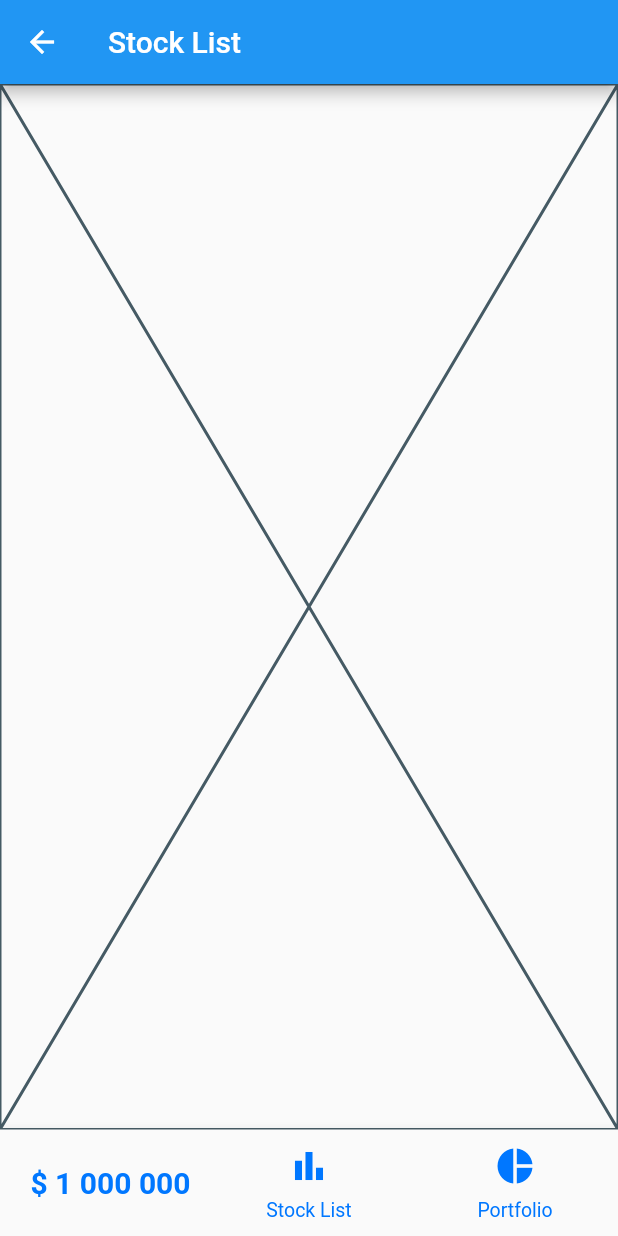
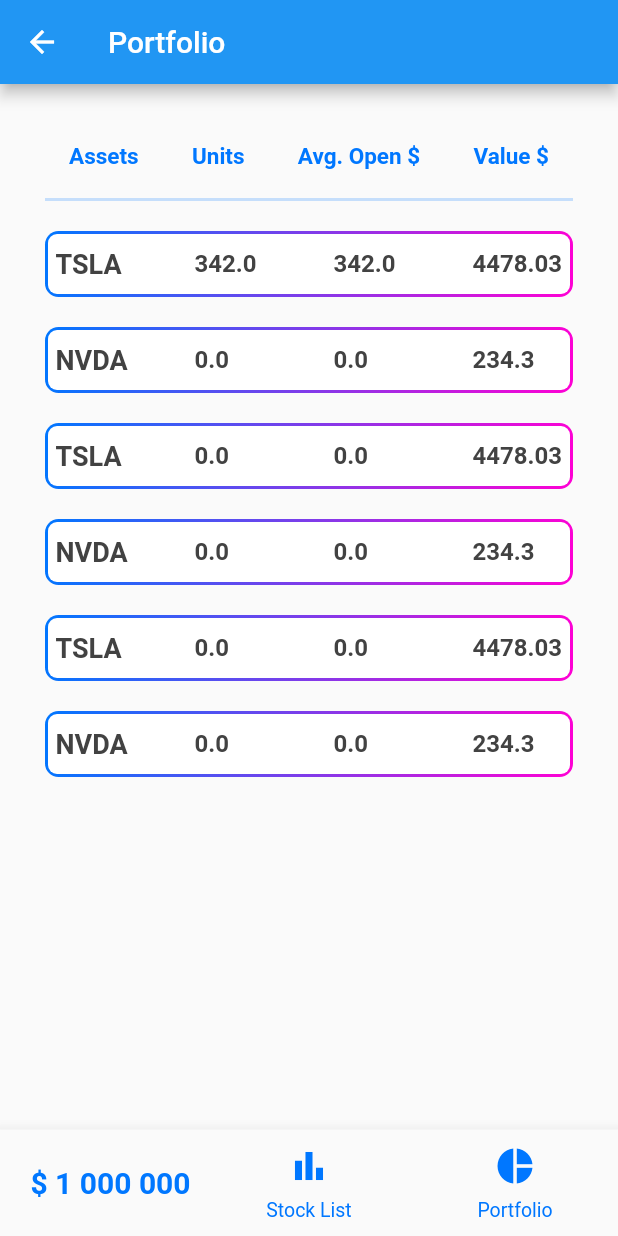
Before and after one commit to gukkame/stock-market-simulator, a Flutter app: the PortfolioPage screen opened by its route, on a phone screen of 412 x 824 dp. Run offline on Flutter 3.47's test engine with Material 2 defaults, Android fonts, the phone set to English and light mode, and no system bars; our stand-ins replace cloud_firestore, firebase_auth, firebase_core; accounts and stored records are empty; network calls fail.

Commit message:
finished portfolio page, with title and displaying dummy data

```diff
--- /dev/null
+++ b/stock_market/lib/components/stock_portfolio_field.dart
@@ -0,0 +1,87 @@
+import 'package:flutter/material.dart';
+
+import '../utils/colors.dart';
+import 'container.dart';
+
+class StockPortfolioField extends StatefulWidget {
+  StockPortfolioField({
+    super.key,
+    required this.companyTitle,
+    required this.amount,
+    required this.sellPrice,
+  });
+  String companyTitle;
+  double amount;
+  double sellPrice;
+  @override
+  State<StockPortfolioField> createState() => _StockFieldState();
+}
+
+//On StockList page and porfolio page
+//On Porfolio, I have company price, units bought, value
+//on StockList I have company, Buy, Sell buttons, on top of them are price at sell, at buy
+
+class _StockFieldState extends State<StockPortfolioField> {
+  @override
+  Widget build(BuildContext context) {
+    return Column(
+      children: [
+        const SizedBox(
+          height: 20,
+        ),
+        RoundedGradientContainer(
+          borderSize: 2,
+          child: Padding(
+              padding: const EdgeInsets.fromLTRB(5, 0, 5, 0),
+              child: Row(
+                crossAxisAlignment: CrossAxisAlignment.center,
+                mainAxisAlignment: MainAxisAlignment.spaceBetween,
+                children: [
+
+                  _textStyle(widget.companyTitle, 18),
+
+                  _textStyle(widget.amount.toString(),16),
+                  _textStyle(widget.amount.toString(),16),
+                  _textStyle(widget.sellPrice.toString(),16),
+                ],
+              )),
+        ),
+      ],
+    );
+  }
+
+  Widget _textStyle(String title, double fontsize) {
+    return SizedBox(
+      width: 60,
+      height: 40,
+      child: FittedBox(
+        alignment: Alignment.centerLeft,
+        fit: BoxFit.scaleDown,
+        child: Text(
+          title,
+          style: TextStyle(
+            fontSize: fontsize,
+            fontWeight: FontWeight.w600,
+            color: Colors.grey.shade800,
+          ),
+        ),
+      ),
+    );
+  }
+
+  void _onTitleTap() {
+    debugPrint("Company tapped");
+    debugPrint(widget.companyTitle);
+    //  navigate(context, "/stock-info");
+  }
+
+  void onTap(int option) {
+    if (option == 0) {
+      debugPrint("Buy");
+      // navigate(context, "/buy");
+    } else {
+      debugPrint("Sell");
+      // navigate(context, "/sell");
+    }
+  }
+}
--- a/stock_market/lib/pages/portfolio.dart
+++ b/stock_market/lib/pages/portfolio.dart
@@ -14,7 +14,7 @@ class _PortfolioPageState extends State<PortfolioPage> {
   @override
   Widget build(BuildContext context) {
      return  Scaffold(
-      appBar: AppBar(title: const Text("Stock List"),),
+      appBar: AppBar(title: const Text("Portfolio"),),
       body: const Portfolio(),
       bottomNavigationBar: const BottomNavBar(index: 2),
     );
--- a/stock_market/lib/screens/portfolio.dart
+++ b/stock_market/lib/screens/portfolio.dart
@@ -1,4 +1,11 @@
+import 'package:cloud_firestore/cloud_firestore.dart';
 import 'package:flutter/material.dart';
+
+import '../components/stock_portfolio_field.dart';
+import '../provider/provider_manager.dart';
+import '../utils/colors.dart';
+import '../utils/stock.dart';
+import '../utils/user.dart';
 
 class Portfolio extends StatefulWidget {
   const Portfolio({super.key});
@@ -8,8 +15,129 @@ class Portfolio extends StatefulWidget {
 }
 
 class _PortfolioState extends State<Portfolio> {
+  late User user;
+  String errorMSg = "Stocks not found!";
+  List<Stock> allStocks = [];
+
+  @override
+  void initState() {
+    user = ProviderManager().getUser(context);
+    getStockList();
+    super.initState();
+  }
+
   @override
   Widget build(BuildContext context) {
-    return const Placeholder();
+    return Padding(
+      padding: const EdgeInsets.fromLTRB(30, 20, 30, 20),
+      child: Column(
+        children: [
+          _title,
+          Expanded(
+            child: ListView(
+              scrollDirection: Axis.vertical,
+              children: [
+                if (allStocks.isNotEmpty)
+                  for (var stock in allStocks)
+                    StockPortfolioField(
+                      companyTitle: stock.symbol,
+                      amount: stock.amount,
+                      sellPrice: stock.price[0],
+                    )
+                else
+                  _setInfoWidget
+              ],
+            ),
+          )
+        ],
+      ),
+    );
+  }
+
+  void getStockList() {
+    //!Fetch data from database|| CompanyName, Amount, buyPrice(Calculate price now ))
+    allStocks.add(Stock(
+      symbol: "TSLA",
+      date: Timestamp(43, 32),
+      amount: 342,
+      buyPrice: 4478.03,
+      sellPrice: 4478.03,
+    ));
+    allStocks.add(Stock(
+      symbol: "NVDA",
+      date: Timestamp(43, 32),
+      buyPrice: 234.3,
+      sellPrice: 221.3,
+    ));
+
+    allStocks.add(Stock(
+      symbol: "TSLA",
+      date: Timestamp(43, 32),
+      buyPrice: 4478.03,
+      sellPrice: 4478.03,
+    ));
+    allStocks.add(Stock(
+      symbol: "NVDA",
+      date: Timestamp(43, 32),
+      buyPrice: 234.3,
+      sellPrice: 221.3,
+    ));
+
+    allStocks.add(Stock(
+      symbol: "TSLA",
+      date: Timestamp(43, 32),
+      buyPrice: 4478.03,
+      sellPrice: 4478.03,
+    ));
+    allStocks.add(Stock(
+      symbol: "NVDA",
+      date: Timestamp(43, 32),
+      buyPrice: 234.3,
+      sellPrice: 221.3,
+    ));
+
+    void _setErrorState(String msg) {
+      errorMSg = msg;
+    }
+  }
+
+  Widget get _title {
+    return Container(
+      decoration: const BoxDecoration(
+          border: Border(bottom: BorderSide(color: primeColorTrans, width: 2))),
+      child: ListTile(
+        onTap: null,
+        title: Row(
+            mainAxisAlignment: MainAxisAlignment.spaceBetween,
+            crossAxisAlignment: CrossAxisAlignment.center,
+            children: <Widget>[
+              _titleStyle("Assets"),
+              _titleStyle("Units"),
+              _titleStyle("Avg. Open \$"),
+              _titleStyle("Value \$"),
+            ]),
+      ),
+    );
+  }
+
+  Widget _titleStyle(String title) {
+    return Text(
+      title,
+      style: const TextStyle(
+          fontWeight: FontWeight.w600, color: primeColor, fontSize: 15),
+    );
+  }
+
+  Widget get _setInfoWidget {
+    return Center(
+        child: Text(
+      errorMSg,
+      style: const TextStyle(
+        color: primeColorTrans,
+        fontSize: 20,
+        fontWeight: FontWeight.w400,
+      ),
+      textAlign: TextAlign.center,
+    ));
   }
 }
--- a/stock_market/lib/screens/stock_list.dart
+++ b/stock_market/lib/screens/stock_list.dart
@@ -1,6 +1,6 @@
 import 'package:flutter/material.dart';
 import 'package:cloud_firestore/cloud_firestore.dart';
-import 'package:stock_market/components/stock_field.dart';
+import 'package:stock_market/components/stock_market_field.dart';
 import 'package:stock_market/utils/stock.dart';
 
 import '../provider/provider_manager.dart';
@@ -39,7 +39,7 @@ class _StockListState extends State<StockList> {
               children: [
                 if (allStocks.isNotEmpty)
                   for (var stock in allStocks)
-                    StockField(
+                    StockMarketField(
                       companyTitle: stock.symbol,
                       buyPrice: stock.price[0],
                       sellPrice: stock.price[1],
```
Also changed, not shown: stock_market/lib/components/stock_market_field.dart (renamed from stock_market/lib/components/stock_field.dart, +4 -4 lines).
